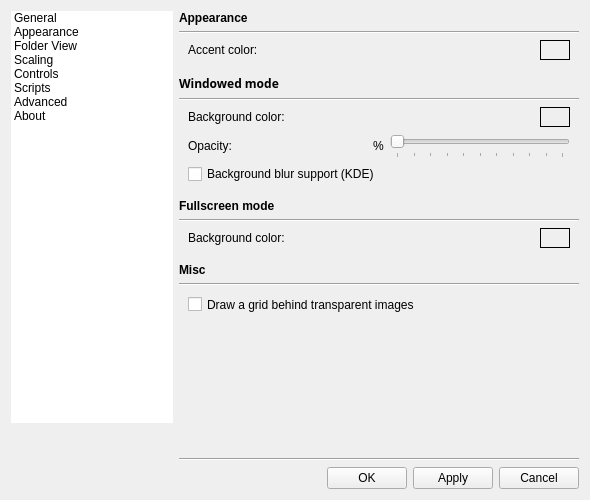
do-i/thumbgrid, file qimgv/gui/dialogs/settingsdialog.ui: the form before one commit.
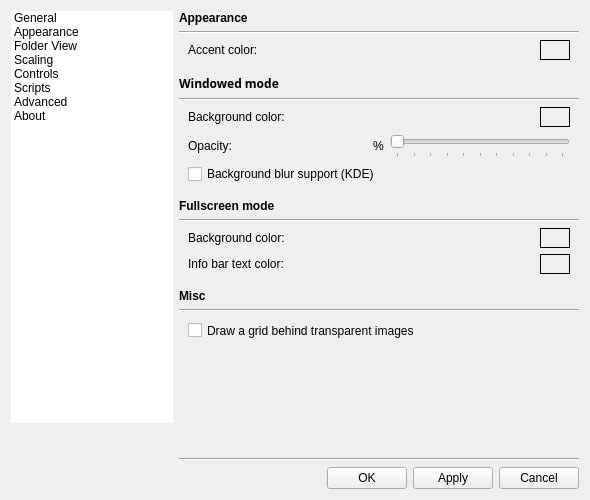
The form after the commit. The open tabs and pages were chosen to show the change. Custom widgets are drawn as their Qt base class.

Commit message: Configurable text color for fullscreen infobar #119

```diff
--- a/qimgv/gui/dialogs/settingsdialog.ui
+++ b/qimgv/gui/dialogs/settingsdialog.ui
@@ -1494,6 +1494,48 @@
                  </item>
                 </layout>
                </item>
+               <item>
+                <layout class="QHBoxLayout" name="horizontalLayout_6">
+                 <property name="leftMargin">
+                  <number>9</number>
+                 </property>
+                 <property name="rightMargin">
+                  <number>9</number>
+                 </property>
+                 <property name="bottomMargin">
+                  <number>0</number>
+                 </property>
+                 <item>
+                  <widget class="QLabel" name="label_22">
+                   <property name="text">
+                    <string>Info bar text color:</string>
+                   </property>
+                  </widget>
+                 </item>
+                 <item>
+                  <widget class="ClickableLabel" name="fullscreenTextColorLabel">
+                   <property name="sizePolicy">
+                    <sizepolicy hsizetype="Fixed" vsizetype="Fixed">
+                     <horstretch>0</horstretch>
+                     <verstretch>0</verstretch>
+                    </sizepolicy>
+                   </property>
+                   <property name="minimumSize">
+                    <size>
+                     <width>30</width>
+                     <height>20</height>
+                    </size>
+                   </property>
+                   <property name="frameShape">
+                    <enum>QFrame::Box</enum>
+                   </property>
+                   <property name="text">
+                    <string notr="true"/>
+                   </property>
+                  </widget>
+                 </item>
+                </layout>
+               </item>
                <item>
                 <spacer name="verticalSpacer_2">
                  <property name="orientation">
```
Left out of the diff: 55 changed lines with no effect on the pictures. The commit also changes 17 other files.
